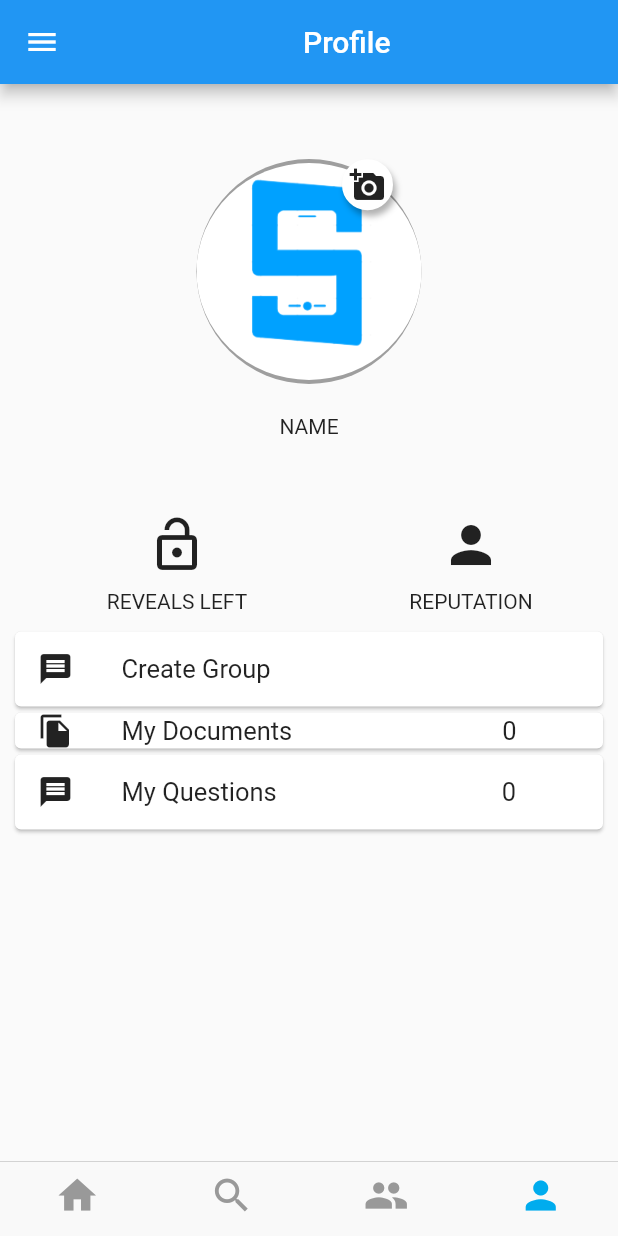
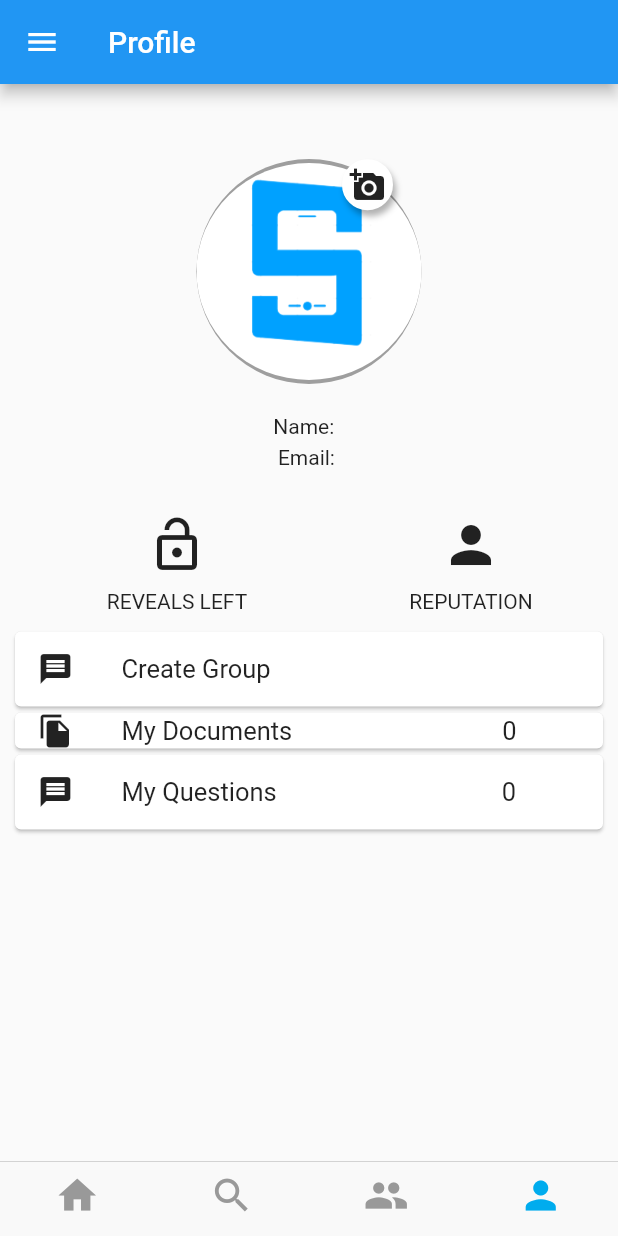
Before and after one commit to rexsolis7458/study_up_app_flutter, a Flutter app: the screen it shows once a user with an empty profile is signed in, item 4 of the bottom bar chosen, on a phone screen of 412 x 824 dp. Run offline on Flutter 3.47's test engine with Material 2 defaults, Android fonts, the phone set to English and light mode, and no system bars; our stand-ins replace cloud_firestore, file_picker, firebase_auth, firebase_core, fluttertoast, get and 1 more; missing offline and left inert: flutter_document_picker; accounts and stored records are empty; network calls fail.

Commit message:
added some files and can display user

```diff
--- a/lib/controller/auth_controller.dart
+++ b/lib/controller/auth_controller.dart
@@ -2,51 +2,65 @@ import 'package:cloud_firestore/cloud_firestore.dart';
 import 'package:firebase_auth/firebase_auth.dart';
 import 'package:flutter/material.dart';
 import 'package:get/get.dart';
+import 'package:study_up_app/controller/userController.dart';
 import 'package:study_up_app/login_page.dart';
 import 'package:study_up_app/main_screens/home/home_screen.dart';
 import 'package:study_up_app/models/users.dart';
+import 'package:study_up_app/services/database.dart';
 
 class AuthController extends GetxController {
   // AuthController.instance..
   static AuthController instance = Get.find();
   // email, password, name...
-  late Rx<User?> _user;
+  late Rx<User?> firebaseUser;
   FirebaseAuth auth = FirebaseAuth.instance;
-  FirebaseFirestore firebaseFirestore = FirebaseFirestore.instance;
 
-  TextEditingController firstName = TextEditingController();
-  TextEditingController lastName = TextEditingController();
-  TextEditingController email = TextEditingController();
-  TextEditingController password = TextEditingController();
+  // User? get user => firebaseUser.value;
 
-  String userCollection = "users";
+  late DocumentReference reference;
+
+
+  // String userCollection = "users";
   Rx<UserModel> userModel = UserModel().obs;
 
+  get user => null;
+
   @override
+  // onInit() {
+  //   _user.bindStream(auth.onAuthStateChanged);
+  // }
   void onReady() {
     super.onReady();
-    _user = Rx<User?>(auth.currentUser);
+    firebaseUser = Rx<User?>(auth.currentUser);
     // user would be notified
-    _user.bindStream(auth.userChanges());
-    ever(_user, _initialScreen);
+    firebaseUser.bindStream(auth.userChanges());
+    ever(firebaseUser, _initialScreen);
   }
 
   _initialScreen(User? user) {
     if (user == null) {
       print("login page");
-      Get.offAll(() => const LoginPage());
+      Get.offAll(() => LoginPage());
     } else {
+      reference = FirebaseFirestore.instance.collection('users').doc(auth.currentUser!.uid);
       Get.offAll(() => HomeScreen());
     }
   }
 
-  void register() {
+  void register(String firstname, String lastname, String email, String password,) async {
     try {
-      auth.createUserWithEmailAndPassword(email: email.text.trim(), password: password.text.trim())
-      .then((result){
-        String _userId = result.user!.uid;
-        addUserToFirestore(_userId);
-      });
+      UserCredential authResult = await auth.createUserWithEmailAndPassword(email: email.trim(), password: password);
+      UserModel users = UserModel(
+        email: authResult.user!.email,
+        id: authResult.user!.uid,
+        fname: firstname,
+        lname: lastname,
+        password: password,
+      );
+      if (await Database().createNewUser(users)) {
+        Get.find<UserController>().user = users;
+        Get.back();
+      }
     } catch (e) {
       debugPrint(e.toString());
       Get.snackbar("About user", "User message",
@@ -73,24 +87,24 @@ class AuthController extends GetxController {
   }
 
   void logOut() async {
+    try{
     auth.signOut();
+    Get.find<UserController>().clear();
+    } catch (e) {
+      Get.snackbar(
+        "Error signing out",
+         "error",
+         snackPosition: SnackPosition.BOTTOM);
+    }
   }
 
-  addUserToFirestore(String userId)
-  {
-    firebaseFirestore.collection(userCollection).doc(userId).set({
-      "first name": firstName.text.trim(),
-      "last name": lastName.text.trim(),
-      "email": email.text.trim(),
-      "id": userId
-    });
-  }
-
-  initilizeUserModel(String userId) async {
-    userModel.value = await firebaseFirestore
-    .collection(userCollection)
-    .doc(userId)
-    .get()
-    .then((doc) => UserModel.fromSnapshot(doc));
-  }
+  // addUserToFirestore(String userId)
+  // {
+  //   firebaseFirestore.collection(userCollection).doc(userId).set({
+  //     "first name": firstName.text.trim(),
+  //     "last name": lastName.text.trim(),
+  //     "email": email.text.trim(),
+  //     "id": userId
+  //   });
+  // }
 }
--- /dev/null
+++ b/lib/controller/userController.dart
@@ -0,0 +1,16 @@
+
+import 'package:get/get.dart';
+import 'package:study_up_app/models/users.dart';
+
+class UserController extends GetxController {
+  static UserController instance = Get.find();
+  final Rx<UserModel> _userModel = UserModel().obs;
+
+  UserModel get user => _userModel.value;
+
+  set user(UserModel value) => _userModel.value = value;
+
+  void clear() {
+    _userModel.value = UserModel();
+  }
+}
--- a/lib/main.dart
+++ b/lib/main.dart
@@ -2,26 +2,36 @@ import 'package:firebase_core/firebase_core.dart';
 import 'package:flutter/material.dart';
 import 'package:get/get.dart';
 import 'package:study_up_app/controller/auth_controller.dart';
+import 'package:study_up_app/controller/bindings/authBinding.dart';
+import 'package:study_up_app/controller/userController.dart';
+import 'package:study_up_app/main_screens/home/home_screen.dart';
 import 'package:study_up_app/sign_up.dart';
+import 'package:study_up_app/utils/root.dart';
 
 
 Future<void> main() async {
   WidgetsFlutterBinding.ensureInitialized();
+  // Get.lazyPut(() => AuthController(), tag: "Auth Controller");
   await Firebase.initializeApp().then((value) => Get.put(AuthController()));
-  runApp(MyApp());
+  await Firebase.initializeApp().then((value) => Get.put(UserController()));
+  runApp(const MyApp());
 }
 
 class MyApp extends StatelessWidget
 {
+  const MyApp({super.key});
+
   @override
   Widget build(BuildContext context)
   {
+    // Get.lazyPut(() => UserController(), tag: "User Controller");
     return GetMaterialApp(
+      initialBinding: AuthBinding(),
       title: 'Study Up',
-      theme: ThemeData(
+      theme:  ThemeData(
         primarySwatch: Colors.blue,
       ),
-      home: const SignUpPage()
+      home: const SignUpPage(),
     );
   }
 }
--- a/lib/main_screens/home/home_screen.dart
+++ b/lib/main_screens/home/home_screen.dart
@@ -27,7 +27,6 @@ class _HomeScreenState extends State<HomeScreen>{
       resizeToAvoidBottomInset: false,
       body: [
         HomeTab(
-        currentUserId: widget.currentUserId,
         ),
         SearchTab(
           currentUserId: widget.currentUserId,
@@ -36,8 +35,7 @@ class _HomeScreenState extends State<HomeScreen>{
           currentUserId: widget.currentUserId,
         ),
         ProfileTab(
-          currentUserId: widget.currentUserId, email: '',
-        )
+        ),
       ].elementAt(_selectedTab),
       bottomNavigationBar: CupertinoTabBar(
         onTap: (index) {
--- a/lib/main_screens/profile/profile_tab.dart
+++ b/lib/main_screens/profile/profile_tab.dart
@@ -1,24 +1,29 @@
+
+
+import 'package:cloud_firestore/cloud_firestore.dart';
 import 'package:firebase_auth/firebase_auth.dart';
 import 'package:flutter/material.dart';
+import 'package:get/get.dart';
 import 'package:study_up_app/controller/auth_controller.dart';
+import 'package:study_up_app/controller/userController.dart';
+import 'package:study_up_app/models/users.dart';
+import 'package:study_up_app/services/database.dart';
 
-class ProfileTab extends StatefulWidget
+class ProfileTab extends StatelessWidget
 {
-  final String? currentUserId;
-  String email;
 
-  ProfileTab({Key? key, this.currentUserId, required this.email}) : super(key: key);
+  const ProfileTab({Key? key}) : super(key: key);
 
   @override
-  State<ProfileTab> createState() => _ProfileTabState();
-}
-
-class _ProfileTabState extends State<ProfileTab>
-{
-  final FirebaseAuth auth = FirebaseAuth.instance;
-  @override
   Widget build(BuildContext context)
-  {
+  =>
+    GetX<UserController>(
+          initState: (_) async {
+            Get.find<UserController>().user =
+                await Database().getUser(Get.find<AuthController>().reference.id);
+          },
+          builder: (_) {
+            if (_.user.id != null) {
     return Scaffold(
       resizeToAvoidBottomInset: false,
       drawer: Drawer(
@@ -43,18 +48,18 @@ class _ProfileTabState extends State<ProfileTab>
               height: 30,
             ),
             ListTile(
-              title: Text('About Us'),
-              leading: Icon(Icons.info_rounded),
+              title: const Text('About Us'),
+              leading: const Icon(Icons.info_rounded),
               onTap: () {},
             ),
             ListTile(
-              title: Text('Help'),
+              title: const Text('Help'),
               leading: Icon(Icons.help),
               onTap: () {},
             ),
             ListTile(
-              title: Text('Sign out'),
-              leading: Icon(Icons.logout),
+              title: const Text('Sign out'),
+              leading: const Icon(Icons.logout),
               onTap: () {
                 AuthController.instance.logOut();
               },
@@ -63,27 +68,11 @@ class _ProfileTabState extends State<ProfileTab>
         )
       ),
       appBar: AppBar(
-        title: Container(
-          margin: EdgeInsets.symmetric(horizontal: 20.0, vertical: 10.0),
-          decoration: BoxDecoration(
-            color: Colors.blue[550],
-            borderRadius: BorderRadius.all(Radius.circular(10.0))
-          ),
-          child: Row(
-            children: [
-              SizedBox(
-                width: 110,
-              ),
-              Center(
-                child: Text('Profile'),
-              ),
-            ],
-          ),
-        )
+        title: const Text('Profile'),
       ),
       body: Column(
         children: [
-          SizedBox(
+          const SizedBox(
             height: 50,
           ),
           Stack(
@@ -128,14 +117,14 @@ class _ProfileTabState extends State<ProfileTab>
               )
             ],
           ),
-          SizedBox(
+          const SizedBox(
             height: 20,
           ),
-          Text('NAME'),
+          Text('Name: ${_.user.fname} ${_.user.lname}'),
           SizedBox(
             height: 5,
           ),
-          Text(widget.email),
+          Text('Email: ${_.user.email}'),
           SizedBox(
             height: 30,
           ),
@@ -265,5 +254,9 @@ class _ProfileTabState extends State<ProfileTab>
         ],
       ),
     );
+  } else {
+    return Text('loading.....');
   }
-}
+  }
+  );
+  }
--- a/lib/models/users.dart
+++ b/lib/models/users.dart
@@ -4,12 +4,11 @@ import 'package:cloud_firestore/cloud_firestore.dart';
 
 class UserModel
 {
-
-  String? id;
-  String? fname;
-  String? lname;
-  String? email;
-  String? password;
+  late String? id;
+  late String? fname;
+  late String? lname;
+  late String? email;
+  late String? password;
 
   UserModel({
     this.id,
@@ -19,11 +18,22 @@ class UserModel
     this.password,
   });
 
-  UserModel.fromSnapshot(DocumentSnapshot<Map<String?, dynamic>> doc)
+  UserModel.fromDocumentSnapshot({DocumentSnapshot? doc})
   {
-    id = doc.id;
-    fname = doc.data()!["first name"];
-    lname = doc.data()!["last name"];
-    email = doc.data()!["email"];
+    id = doc!.get('id');
+    fname = doc.data().toString().contains('fname') ? doc.get('fname') : '';
+    lname = doc.data().toString().contains("lname") ? doc.get('lname') : '';
+    email = doc.data().toString().contains('email') ? doc.get('email') : '';
+    password = doc.data().toString().contains('password') ? doc.get('password') : '';
+  }
+
+  Map<String, dynamic> toMap() {
+    return {
+      'id': id,
+      'fname': fname,
+      'lname': lname,
+      'email': email,
+      'password': password,
+    };
   }
 }
```
Also changed, not shown: lib/controller/bindings/authBinding.dart (added, +13 -0 lines), lib/login_page.dart (+4 -7 lines), lib/main_screens/home/home_tab.dart (+3 -11 lines), lib/services/database.dart (added, +37 -0 lines), lib/sign_up.dart (+16 -6 lines), lib/utils/root.dart (added, +31 -0 lines).
